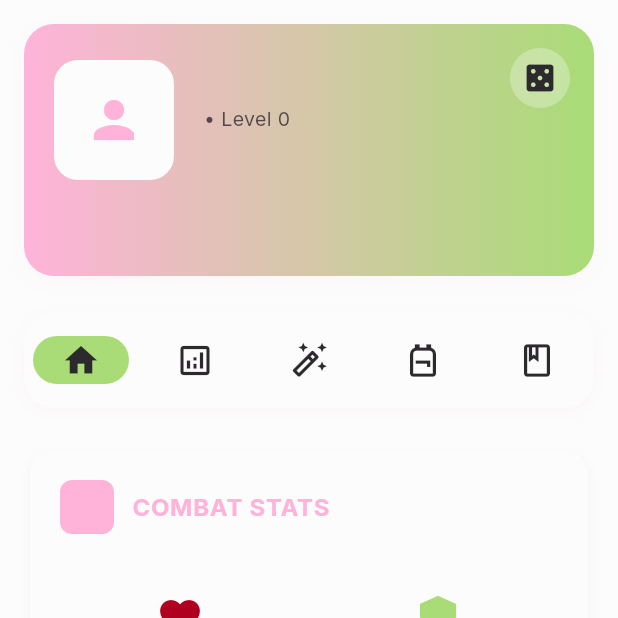
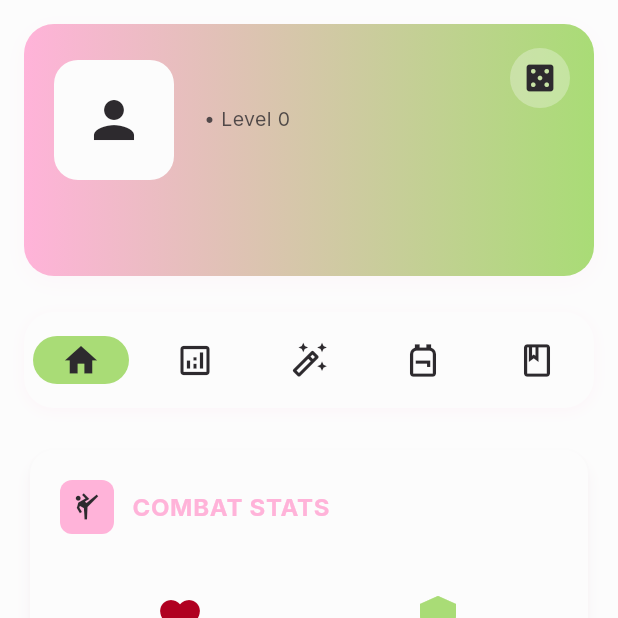
Before and after one commit to QurieGLord/QDnD-Roleplay-Companion, a Flutter app: the CharacterSheetScreen screen opened directly with empty values, on a phone screen of 412 x 824 dp, the top half of it. Run offline on Flutter 3.47's test engine with Material 3 defaults, Android fonts, the light colour scheme and no system bars; our stand-ins replace file_picker, google_fonts, hive, hive_flutter; accounts and stored records are empty.

Commit message:
fix: Icon visibility - use onPrimaryContainer for contrast
Fixed icon colors in Character Sheet and Character Creation:
- Overview tab: COMBAT STATS and ACTIONS section icons
- Stats tab: ABILITY SCORES and SAVING THROWS section icons
- Expandable character card: Class icon
- Basic info step: Alignment FilterChip checkmark

All icons now use colorScheme.onPrimaryContainer instead of primary
for proper contrast against primaryContainer backgrounds.

```diff
--- a/lib/features/character_creation/steps/basic_info_step.dart
+++ b/lib/features/character_creation/steps/basic_info_step.dart
@@ -270,7 +270,7 @@ class _BasicInfoStepState extends State<BasicInfoStep> {
             );
           },
           selectedColor: theme.colorScheme.primaryContainer,
-          checkmarkColor: theme.colorScheme.primary,
+          checkmarkColor: theme.colorScheme.onPrimaryContainer,
           backgroundColor: theme.colorScheme.surfaceContainerHighest,
           labelStyle: TextStyle(
             color: isSelected
--- a/lib/features/character_sheet/widgets/expandable_character_card.dart
+++ b/lib/features/character_sheet/widgets/expandable_character_card.dart
@@ -56,7 +56,7 @@ class ExpandableCharacterCard extends StatelessWidget {
                     child: Icon(
                       _getClassIcon(character.characterClass),
                       size: 40,
-                      color: colorScheme.primary,
+                      color: colorScheme.onSurface,
                     ),
                   ),
                 ),
--- a/lib/features/character_sheet/widgets/overview_tab.dart
+++ b/lib/features/character_sheet/widgets/overview_tab.dart
@@ -43,7 +43,7 @@ class OverviewTab extends StatelessWidget {
                       ),
                       child: Icon(
                         Icons.sports_martial_arts,
-                        color: colorScheme.primary,
+                        color: colorScheme.onPrimaryContainer,
                         size: 20,
                       ),
                     ),
@@ -148,7 +148,7 @@ class OverviewTab extends StatelessWidget {
                       ),
                       child: Icon(
                         Icons.flash_on,
-                        color: colorScheme.primary,
+                        color: colorScheme.onPrimaryContainer,
                         size: 20,
                       ),
                     ),
--- a/lib/features/character_sheet/widgets/stats_tab.dart
+++ b/lib/features/character_sheet/widgets/stats_tab.dart
@@ -36,7 +36,7 @@ class StatsTab extends StatelessWidget {
                       ),
                       child: Icon(
                         Icons.analytics,
-                        color: colorScheme.primary,
+                        color: colorScheme.onPrimaryContainer,
                         size: 20,
                       ),
                     ),
@@ -167,7 +167,7 @@ class StatsTab extends StatelessWidget {
                       ),
                       child: Icon(
                         Icons.shield,
-                        color: colorScheme.primary,
+                        color: colorScheme.onPrimaryContainer,
                         size: 20,
                       ),
                     ),
```
